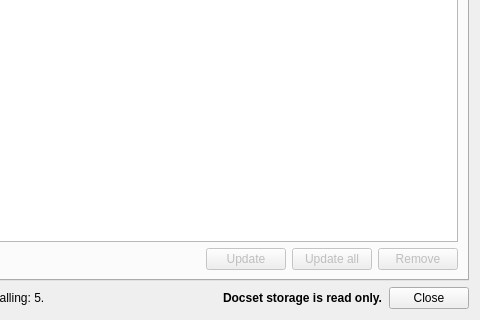
Old version of the form src/libs/ui/docsetsdialog.ui in the repository zealdocs/zeal; both pictures show x 120 to 600 and y 180 to 500 of the 600 by 500 pixel window.
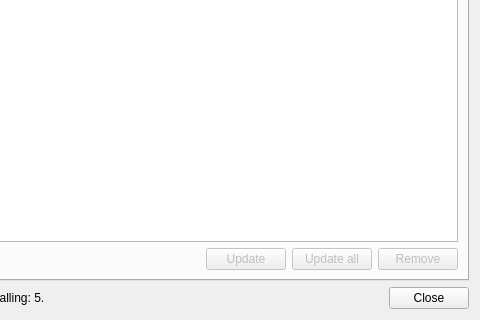
New version of the form.

Commit message: fix(ui): improve message when storage does not exist (#1152)

```diff
--- a/src/libs/ui/docsetsdialog.ui
+++ b/src/libs/ui/docsetsdialog.ui
@@ -218,11 +218,7 @@
       </spacer>
      </item>
      <item>
-      <widget class="QLabel" name="readOnlyLabel">
-       <property name="text">
-        <string>&lt;b&gt;Docset storage is read only.&lt;/b&gt;</string>
-       </property>
-      </widget>
+      <widget class="QLabel" name="storageStatusLabel"/>
      </item>
      <item>
       <widget class="QDialogButtonBox" name="buttonBox">
```
The commit also changes 1 other file.
